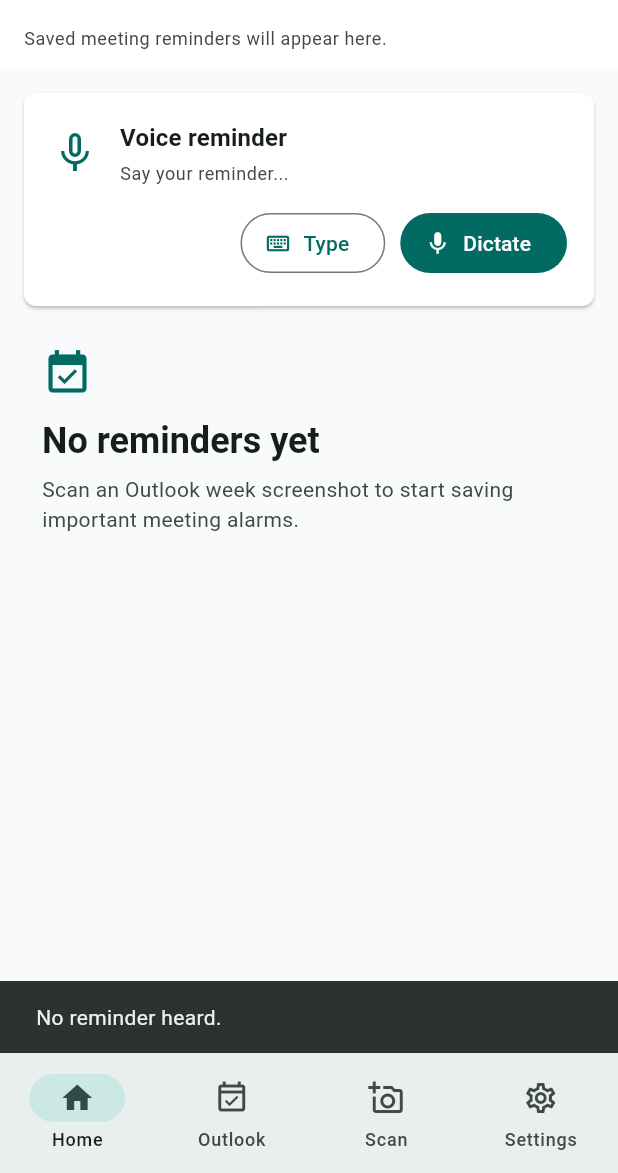
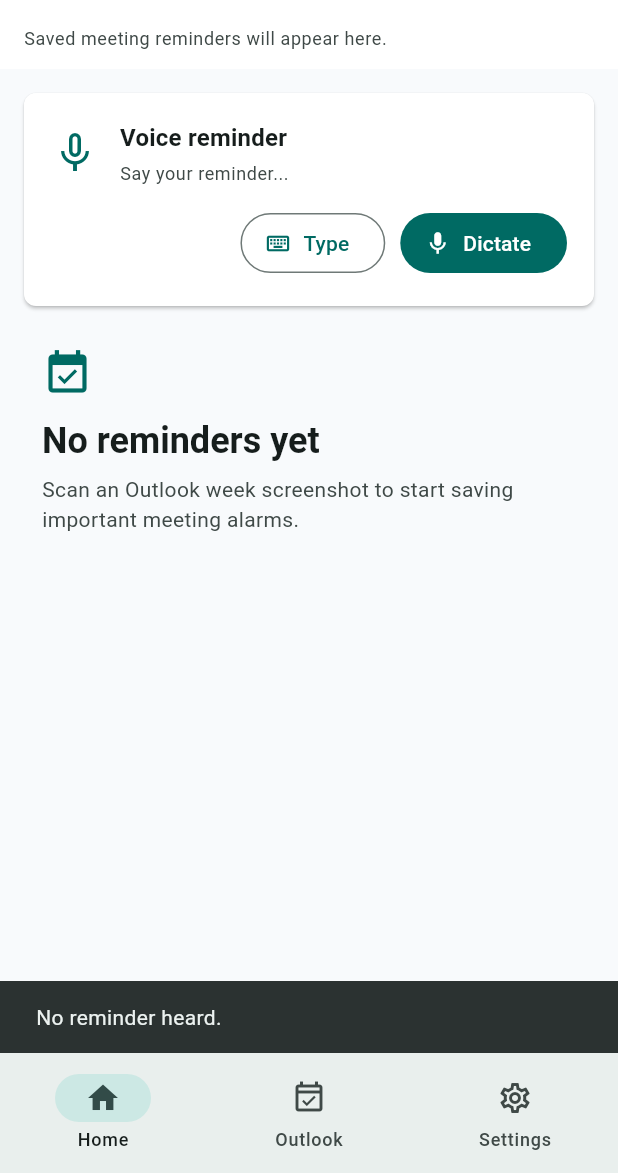
Before and after one commit to eeshaKondlapudi/snap_reminder, a Flutter app: the screen it shows after launch, after a tap on "Dictate", on a phone screen of 412 x 824 dp, the part 63-1236 px from its top. Run offline on Flutter 3.47's test engine with Material 3 defaults, Android fonts, the phone set to English and light mode, and no system bars; our stand-ins replace flutter_local_notifications, flutter_timezone, image_picker, shared_preferences, sqflite, timezone; missing offline and left inert: flutter_appauth, google_mlkit_text_recognition; accounts and stored records are empty.

Commit message:
FInal changes and how to setup

```diff
--- a/lib/src/app/snap_reminder_app.dart
+++ b/lib/src/app/snap_reminder_app.dart
@@ -7,7 +7,7 @@ import '../reminders/reminder_scheduler.dart';
 import '../theme/app_theme.dart';
 import '../ui/home_screen.dart';
 import '../ui/outlook_screen.dart';
-import '../ui/scan_screen.dart';
+// import '../ui/scan_screen.dart';
 import '../ui/settings_screen.dart';
 
 class SnapReminderApp extends StatefulWidget {
@@ -58,6 +58,13 @@ class AppShell extends StatefulWidget {
 }
 
 class _AppShellState extends State<AppShell> {
+  static const activeScreens = [
+    AppScreen.home,
+    AppScreen.outlook,
+    // AppScreen.scan,
+    AppScreen.settings,
+  ];
+
   var selectedIndex = 0;
 
   @override
@@ -65,7 +72,7 @@ class _AppShellState extends State<AppShell> {
     return AnimatedBuilder(
       animation: widget.appState,
       builder: (context, _) {
-        final screen = AppScreen.values[selectedIndex];
+        final screen = activeScreens[selectedIndex];
 
         return Scaffold(
           appBar: AppBar(
@@ -95,7 +102,7 @@ class _AppShellState extends State<AppShell> {
                 onDeleteMeeting: widget.appState.deleteMeeting,
               ),
               OutlookScreen(appState: widget.appState),
-              ScanScreen(appState: widget.appState),
+              // ScanScreen(appState: widget.appState),
               SettingsScreen(appState: widget.appState),
             ],
           ),
@@ -117,11 +124,11 @@ class _AppShellState extends State<AppShell> {
                 selectedIcon: Icon(Icons.event_available),
                 label: 'Outlook',
               ),
-              NavigationDestination(
-                icon: Icon(Icons.add_a_photo_outlined),
-                selectedIcon: Icon(Icons.add_a_photo),
-                label: 'Scan',
-              ),
+              // NavigationDestination(
+              //   icon: Icon(Icons.add_a_photo_outlined),
+              //   selectedIcon: Icon(Icons.add_a_photo),
+              //   label: 'Scan',
+              // ),
               NavigationDestination(
                 icon: Icon(Icons.settings_outlined),
                 selectedIcon: Icon(Icons.settings),
@@ -138,7 +145,7 @@ class _AppShellState extends State<AppShell> {
 enum AppScreen {
   home('Saved meeting reminders will appear here.'),
   outlook('Sign in to read real Outlook calendar events.'),
-  scan('Pick an Outlook week screenshot to inspect.'),
+  // scan('Pick an Outlook week screenshot to inspect.'),
   settings('Configure how reminders should behave.');
 
   const AppScreen(this.subtitle);
--- a/lib/src/ui/outlook_screen.dart
+++ b/lib/src/ui/outlook_screen.dart
@@ -272,18 +272,18 @@ class _OutlookScreenState extends State<OutlookScreen> {
                         color: Theme.of(context).colorScheme.onSurfaceVariant,
                       ),
                 ),
-                const SizedBox(height: 12),
-                FilledButton.icon(
-                  onPressed: isLoading ? null : connectAndFetch,
-                  icon: isLoading
-                      ? const SizedBox(
-                          height: 18,
-                          width: 18,
-                          child: CircularProgressIndicator(strokeWidth: 2),
-                        )
-                      : const Icon(Icons.login),
-                  label: Text(isLoading ? 'Loading...' : 'Load Outlook week'),
-                ),
+                // const SizedBox(height: 12),
+                // FilledButton.icon(
+                //   onPressed: isLoading ? null : connectAndFetch,
+                //   icon: isLoading
+                //       ? const SizedBox(
+                //           height: 18,
+                //           width: 18,
+                //           child: CircularProgressIndicator(strokeWidth: 2),
+                //         )
+                //       : const Icon(Icons.login),
+                //   label: Text(isLoading ? 'Loading...' : 'Load Outlook week'),
+                // ),
                 const SizedBox(height: 12),
                 TextField(
                   controller: sharedCalendarController,
--- a/lib/src/ui/settings_screen.dart
+++ b/lib/src/ui/settings_screen.dart
@@ -47,11 +47,11 @@ class SettingsScreen extends StatelessWidget {
             }).toList(),
           ),
         ),
-        const SizedBox(height: 24),
-        _SettingsSection(
-          title: 'Microsoft Graph',
-          child: _MicrosoftClientIdField(appState: appState),
-        ),
+        // const SizedBox(height: 24),
+        // _SettingsSection(
+        //   title: 'Microsoft Graph',
+        //   child: _MicrosoftClientIdField(appState: appState),
+        // ),
       ],
     );
   }
```
Also changed, not shown: 1 other file.
